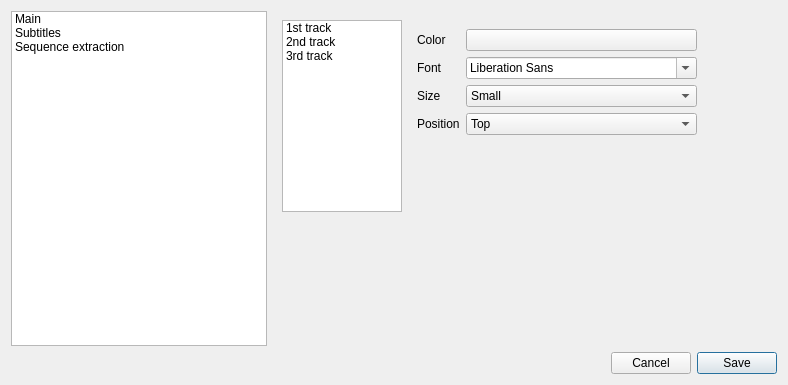
cedrix57/QMediaLearner, file QMediaLearner/gui/dialogs/SettingsDialog.ui: the form before one commit.
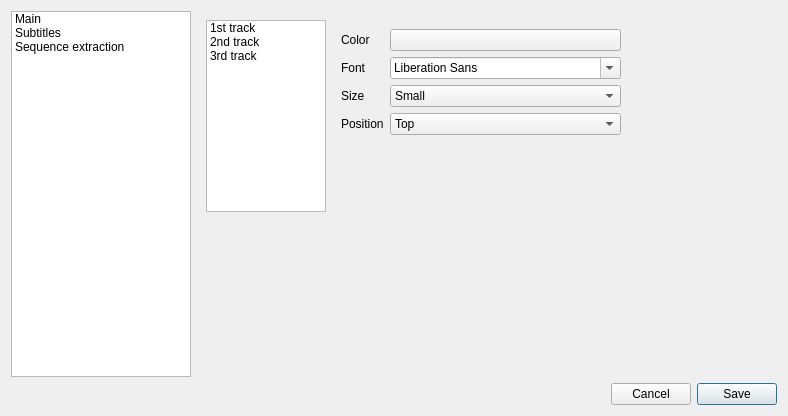
The form after the commit.

Commit message: #4 The user interface of the current session settings dialog has been done.

Patch:
```diff
--- a/QMediaLearner/gui/dialogs/SettingsDialog.ui
+++ b/QMediaLearner/gui/dialogs/SettingsDialog.ui
@@ -7,7 +7,7 @@
     <x>0</x>
     <y>0</y>
     <width>788</width>
-    <height>385</height>
+    <height>416</height>
    </rect>
   </property>
   <property name="windowTitle">
@@ -19,14 +19,14 @@
      <item>
       <widget class="QListWidget" name="listSettings">
        <property name="sizePolicy">
-        <sizepolicy hsizetype="Minimum" vsizetype="Expanding">
+        <sizepolicy hsizetype="Preferred" vsizetype="Expanding">
          <horstretch>0</horstretch>
          <verstretch>0</verstretch>
         </sizepolicy>
        </property>
        <property name="maximumSize">
         <size>
-         <width>16777215</width>
+         <width>180</width>
          <height>16777215</height>
         </size>
        </property>
```
Left out of the diff: 10 changed lines with no effect on the pictures. The commit also changes 8 other files.
